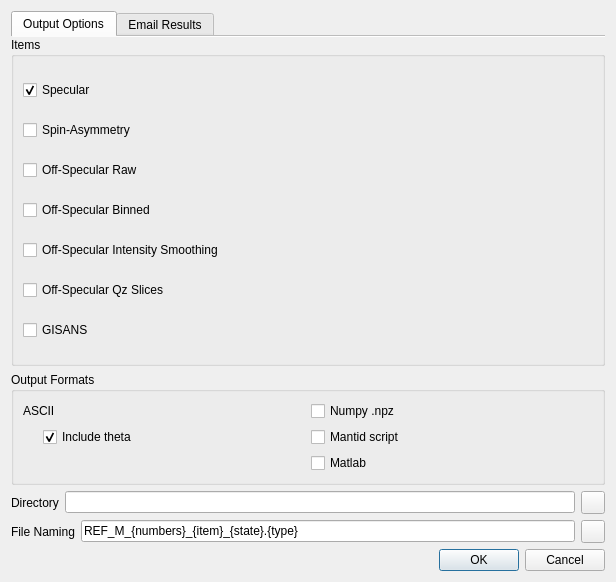
Old version of the form src/quicknxs/ui/ui_reduce_dialog.ui in the repository neutrons/quicknxs.
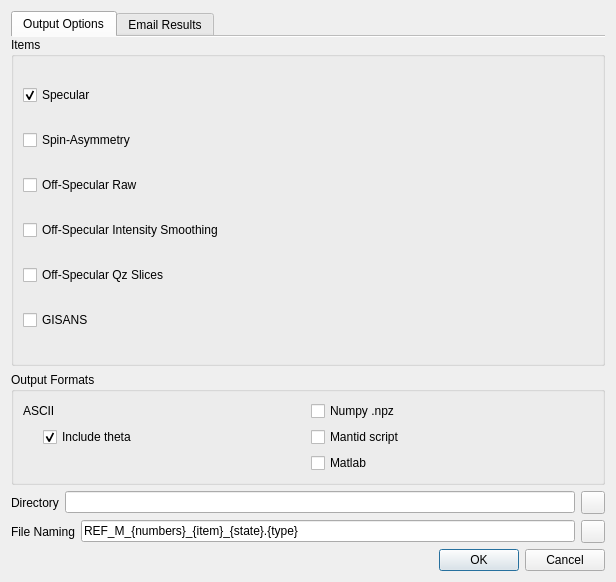
New version of the form. Icons and pictures are not drawn.

Commit message: hide off-specular binned output option

The edit to the form file:
```diff
--- a/src/quicknxs/ui/ui_reduce_dialog.ui
+++ b/src/quicknxs/ui/ui_reduce_dialog.ui
@@ -82,13 +82,6 @@
                         </property>
                       </widget>
                     </item>
-                    <item>
-                      <widget class="QCheckBox" name="exportOffSpecularSmoothed">
-                        <property name="text">
-                          <string>Off-Specular Binned</string>
-                        </property>
-                      </widget>
-                    </item>
                     <item>
                       <widget class="QCheckBox" name="intensitySmoothingCheckbox">
                         <property name="toolTip">
```
Left out of the diff: 1 changed line with no effect on the pictures. The commit also changes 4 other files.
